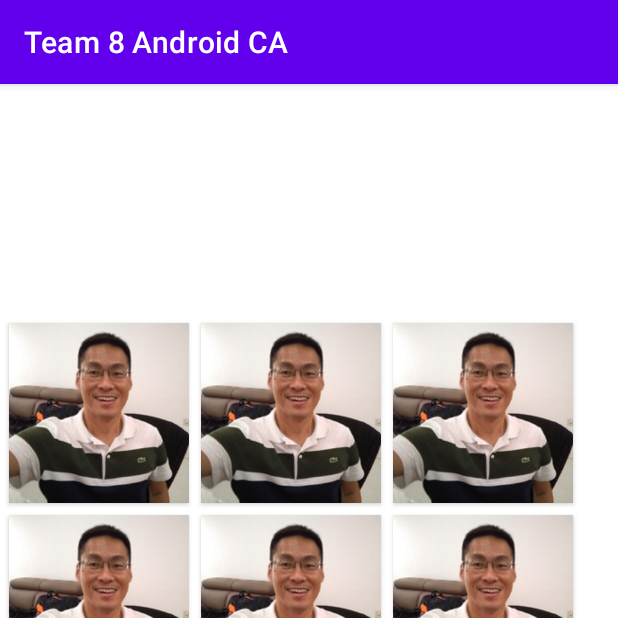
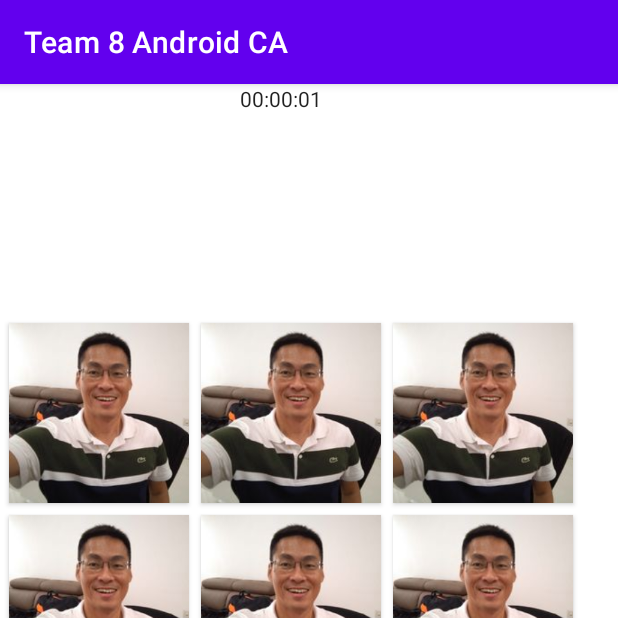
Before and after one commit to sink257/team8_android_ca, an Android app: the GameActivity screen opened directly, with no data from a screen before it, on a phone screen of 412 x 824 dp, the top half of it. Run offline under Robolectric (Android 15) with nearby library versions, the phone set to English and light mode, and no system bars.

Commit message:
Timing Added (Needs formatting)

```diff
--- a/app/src/main/java/eg/edu/iss/team8androidca/GameActivity.java
+++ b/app/src/main/java/eg/edu/iss/team8androidca/GameActivity.java
@@ -3,7 +3,9 @@ package eg.edu.iss.team8androidca;
 import android.content.Intent;
 import android.os.Bundle;
 import android.os.Handler;
+import android.os.SystemClock;
 import android.view.View;
+import android.widget.Chronometer;
 import android.widget.GridLayout;
 import android.widget.TextView;
 
@@ -19,6 +21,8 @@ public class GameActivity extends AppCompatActivity implements View.OnClickListe
     private int[] buttonGraphicLocations;
     private int[] buttonGraphicsId;
     private int matchCount = 0;
+    Chronometer chrono;
+    private long timeWhenStopped = 0;
 
     private MemoryButton selectedButton1;
     private MemoryButton selectedButton2;
@@ -30,7 +34,24 @@ public class GameActivity extends AppCompatActivity implements View.OnClickListe
         super.onCreate(savedInstanceState);
         setContentView(R.layout.activity_game);
 
-        GridLayout gridLayout = (GridLayout) findViewById(R.id.grid_layout_activity2);
+        GridLayout gridLayout = findViewById(R.id.grid_layout_activity2);
+
+        chrono = findViewById(R.id.chronometer);
+        chrono.setOnChronometerTickListener(new Chronometer.OnChronometerTickListener(){
+            @Override
+            public void onChronometerTick(Chronometer chronometer) {
+                long time = SystemClock.elapsedRealtime() - chronometer.getBase();
+                int h   = (int)(time /3600000);
+                int m = (int)(time - h*3600000)/60000;
+                int s= (int)(time - h*3600000- m*60000)/1000 ;
+                String t = (h < 10 ? "0"+h: h)+":"+(m < 10 ? "0"+m: m)+":"+ (s < 10 ? "0"+s: s);
+                chronometer.setText(t);
+            }
+        });
+
+        chrono.setBase(SystemClock.elapsedRealtime());
+        chrono.setText("00:00:00");
+        chrono.start();
 
         int numColumns = gridLayout.getColumnCount();
         int numRows = gridLayout.getRowCount();
@@ -67,7 +88,7 @@ public class GameActivity extends AppCompatActivity implements View.OnClickListe
     public void onClick(View view) {
 
         TextView textview = findViewById(R.id.score);
-        String score = String.valueOf(matchCount)+" / "+String.valueOf(numberOfElements/2);
+        String score = matchCount +" / "+ numberOfElements / 2;
         textview.setText(score);
 
         if (isBusy)
@@ -103,9 +124,11 @@ public class GameActivity extends AppCompatActivity implements View.OnClickListe
             matchCount++;
 
             if(matchCount==numberOfElements/2){
+                timeWhenStopped = chrono.getBase() - SystemClock.elapsedRealtime();
+                chrono.stop();
                 AlertDialog.Builder alertDialogBuilder = new AlertDialog.Builder(GameActivity.this);
                 alertDialogBuilder
-                        .setMessage("GAME OVER!\n" + "YOU WIN!\n" + "Your Timing: \n" + "Fastest Timing: \n")
+                        .setMessage("GAME OVER!\n" + "YOU WIN!\n" + "Your Timing: " + timeWhenStopped + "\n" + "Fastest Timing: \n")
                         .setCancelable(false)
                         .setPositiveButton("Play Again", (dialog, which) -> {
                             Intent intent = new Intent(getApplicationContext(), MainActivity.class);
--- a/app/src/main/res/layout/activity_game.xml
+++ b/app/src/main/res/layout/activity_game.xml
@@ -10,12 +10,18 @@
     <LinearLayout
         android:layout_width="match_parent"
         android:layout_height="0dp"
-        android:layout_weight="2">
+        android:layout_weight="2"
+        android:orientation="horizontal">
 
         <TextView
-            android:layout_width="match_parent"
-            android:layout_height="match_parent"
-            android:id="@+id/score"/>
+            android:id="@+id/score"
+            android:layout_width="160dp"
+            android:layout_height="50dp" />
+
+        <Chronometer
+            android:id="@+id/chronometer"
+            android:layout_width="160dp"
+            android:layout_height="50dp" />
 
     </LinearLayout>
     <GridLayout
```
